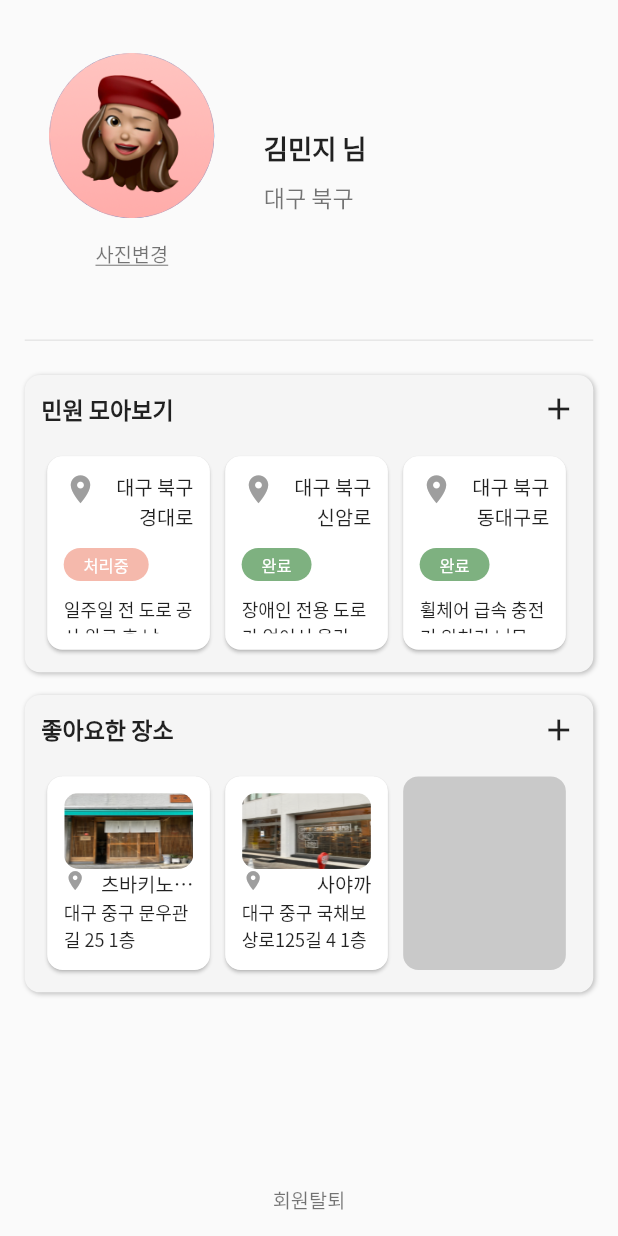
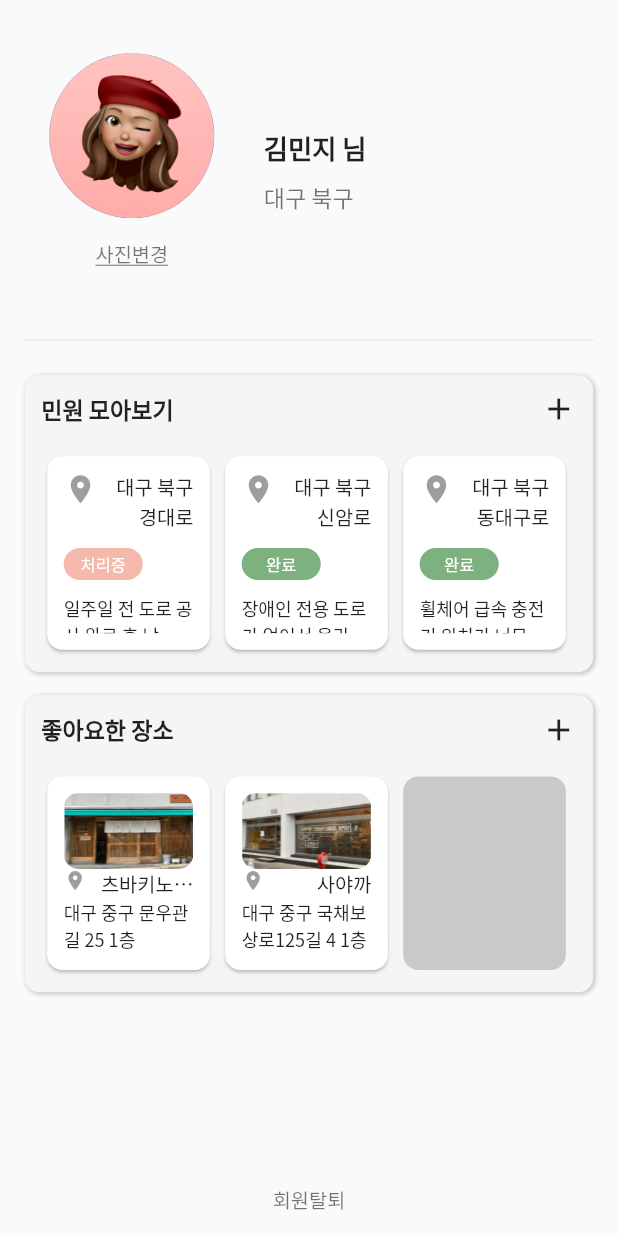
Before and after one commit to WheelEasyWorld/frontend, a Flutter app: the screen it shows after launch, on a phone screen of 412 x 824 dp. Run offline on Flutter 3.47's test engine with Material 2 defaults, Android fonts, the light colour scheme and no system bars; our stand-ins replace dio, flutter_dotenv, flutter_screenutil, get; missing offline and left inert: kakao_flutter_sdk; statements that could not run were skipped.

Commit message:
make size of status container equaly

```diff
--- a/lib/screens/mypage_screen.dart
+++ b/lib/screens/mypage_screen.dart
@@ -216,16 +216,19 @@ List<Widget> buildRequest() {
                 ),
                 SizedBox(height: 10.h),
                 Container(
-                  padding: EdgeInsets.fromLTRB(12.w, 3.h, 12.w, 3.h),
+                  width: 48.w,
+                  height: 21.h,
                   decoration: BoxDecoration(
                     color: (data["request"][i]["status"] == "처리중")
                         ? kPinkColor
                         : kGreenColor,
                     borderRadius: BorderRadius.all(Radius.circular(30.r)),
                   ),
-                  child: Text(
-                    data["request"][i]["status"],
-                    style: TextStyle(color: Colors.white, fontSize: 10.sp),
+                  child: Center(
+                    child: Text(
+                      data["request"][i]["status"],
+                      style: TextStyle(color: Colors.white, fontSize: 10.sp),
+                    ),
                   ),
                 ),
                 SizedBox(height: 10.h),
```
